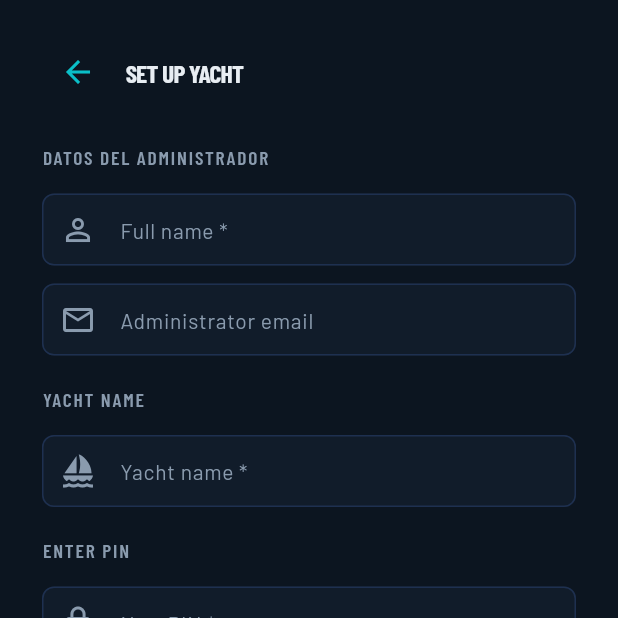
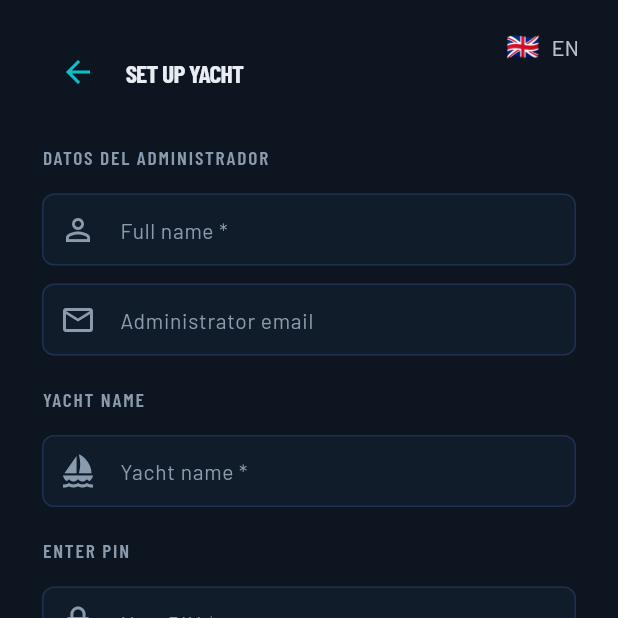
Before and after one commit to vicentellorens-collab/smart_yat, a Flutter app: the screen it shows after launch, after a tap on "SET UP YACHT", on a phone screen of 412 x 824 dp, the top half of it. Run offline on Flutter 3.47's test engine with Material 3 defaults, Android fonts, the light colour scheme and no system bars; our stand-ins replace connectivity_plus, file_picker, flutter_secure_storage, flutter_tts, google_fonts, image_picker and 4 more; accounts and stored records are empty; statements that could not run were skipped.

Commit message:
feat(i18n): Bloque 1 - selector de idioma en login con persistencia de dispositivo

```diff
--- a/lib/main.dart
+++ b/lib/main.dart
@@ -37,6 +37,7 @@
   await appProvider.initialize();
 
   final languageService = LanguageService();
+  await languageService.loadDeviceLanguage();
 
   runApp(
     MultiProvider(
--- a/lib/screens/crew_home.dart
+++ b/lib/screens/crew_home.dart
@@ -20,9 +20,10 @@
 class _CrewHomeState extends State<CrewHome> {
   int _currentIndex = 0;
 
-  void _changeUser() {
+  void _changeUser() async {
     context.read<AppProvider>().logout();
-    context.read<LanguageService>().resetToDefault();
+    await context.read<LanguageService>().resetToDeviceLanguage();
+    if (!mounted) return;
     Navigator.of(context).pushAndRemoveUntil(
       MaterialPageRoute(builder: (_) => const LoginScreen()),
       (_) => false,
--- a/lib/screens/login_screen.dart
+++ b/lib/screens/login_screen.dart
@@ -54,7 +54,9 @@
   @override
   Widget build(BuildContext context) {
     final hasUsers = context.watch<AppProvider>().users.isNotEmpty;
-    return Padding(
+    return Stack(
+      children: [
+        Padding(
           padding: const EdgeInsets.symmetric(horizontal: 32, vertical: 40),
           child: Column(
             mainAxisAlignment: MainAxisAlignment.center,
@@ -106,6 +108,13 @@
               const SizedBox(height: 8),
             ],
           ),
+        ),
+        const Positioned(
+          top: 12,
+          right: 16,
+          child: _LanguagePickerButton(),
+        ),
+      ],
     );
   }
 }
@@ -184,7 +193,9 @@
 
   @override
   Widget build(BuildContext context) {
-    return SingleChildScrollView(
+    return Stack(
+      children: [
+        SingleChildScrollView(
           padding: const EdgeInsets.symmetric(horizontal: 28, vertical: 24),
           child: Column(
             crossAxisAlignment: CrossAxisAlignment.start,
@@ -278,6 +289,13 @@
               ),
             ],
           ),
+        ),
+        const Positioned(
+          top: 12,
+          right: 16,
+          child: _LanguagePickerButton(),
+        ),
+      ],
     );
   }
 }
@@ -512,11 +530,17 @@
   @override
   Widget build(BuildContext context) {
     final users = context.watch<AppProvider>().users;
-
-    if (_selectedUser == null) {
-      return _buildUserPicker(users);
-    }
-    return _buildPinPad();
+    final content = _selectedUser == null ? _buildUserPicker(users) : _buildPinPad();
+    return Stack(
+      children: [
+        content,
+        const Positioned(
+          top: 12,
+          right: 16,
+          child: _LanguagePickerButton(),
+        ),
+      ],
+    );
   }
 
   Widget _buildUserPicker(List<AppUser> users) {
@@ -803,6 +827,69 @@
   }
 }
 
+// ==================== LANGUAGE PICKER ====================
+
+class _LanguagePickerButton extends StatelessWidget {
+  const _LanguagePickerButton();
+
+  @override
+  Widget build(BuildContext context) {
+    final languageService = context.watch<LanguageService>();
+    final current = languageService.currentLanguage;
+    return TextButton.icon(
+      onPressed: () => _showLanguageSheet(context),
+      icon: Text(current['flag']!, style: const TextStyle(fontSize: 18)),
+      label: Text(
+        current['code']!.toUpperCase(),
+        style: AppTheme.label(color: AppTheme.textPrimary.withValues(alpha: 0.8)),
+      ),
+      style: TextButton.styleFrom(
+        padding: const EdgeInsets.symmetric(horizontal: 10, vertical: 6),
+        minimumSize: Size.zero,
+        tapTargetSize: MaterialTapTargetSize.shrinkWrap,
+      ),
+    );
+  }
+
+  void _showLanguageSheet(BuildContext context) {
+    final languageService = context.read<LanguageService>();
+    showModalBottomSheet(
+      context: context,
+      backgroundColor: AppTheme.surface01,
+      shape: const RoundedRectangleBorder(
+        borderRadius: BorderRadius.vertical(top: Radius.circular(16)),
+      ),
+      builder: (sheetCtx) {
+        return SafeArea(
+          child: Column(
+            mainAxisSize: MainAxisSize.min,
+            children: LanguageService.supportedLanguages.map((lang) {
+              final isSelected = lang['code'] == languageService.currentLanguageCode;
+              return ListTile(
+                leading: Text(lang['flag']!, style: const TextStyle(fontSize: 24)),
+                title: Text(
+                  lang['name']!,
+                  style: AppTheme.label(
+                    color: isSelected ? AppTheme.accent : AppTheme.textPrimary,
+                    weight: isSelected ? FontWeight.w700 : FontWeight.w400,
+                  ),
+                ),
+                trailing: isSelected
+                    ? const Icon(Icons.check_circle, color: AppTheme.accent)
+                    : null,
+                onTap: () {
+                  languageService.setDeviceLanguage(lang['code']!);
+                  Navigator.pop(sheetCtx);
+                },
+              );
+            }).toList(),
+          ),
+        );
+      },
+    );
+  }
+}
+
 // ==================== YACHT LOGO ====================
 
 class _YachtLogo extends StatelessWidget {
--- a/lib/screens/manager_home.dart
+++ b/lib/screens/manager_home.dart
@@ -48,9 +48,10 @@
     });
   }
 
-  void _switchProfile() {
+  void _switchProfile() async {
     context.read<AppProvider>().logout();
-    context.read<LanguageService>().resetToDefault();
+    await context.read<LanguageService>().resetToDeviceLanguage();
+    if (!mounted) return;
     Navigator.of(context).pushAndRemoveUntil(
       MaterialPageRoute(builder: (_) => const LoginScreen()),
       (_) => false,
--- a/lib/services/language_service.dart
+++ b/lib/services/language_service.dart
@@ -3,6 +3,7 @@
 
 class LanguageService extends ChangeNotifier {
   static const String _keyPrefix = 'user_language_';
+  static const String _deviceKey = 'device_language';
   static const String _defaultLocale = 'en';
 
   static const List<Map<String, String>> supportedLanguages = [
@@ -35,6 +36,30 @@
         orElse: () => supportedLanguages.first,
       );
 
+  Future<void> loadDeviceLanguage() async {
+    final prefs = await SharedPreferences.getInstance();
+    final savedCode = prefs.getString(_deviceKey);
+    if (savedCode != null && supportedLanguages.any((l) => l['code'] == savedCode)) {
+      _currentLocale = Locale(savedCode);
+    } else {
+      final systemCode =
+          WidgetsBinding.instance.platformDispatcher.locale.languageCode;
+      if (supportedLanguages.any((l) => l['code'] == systemCode)) {
+        _currentLocale = Locale(systemCode);
+      } else {
+        _currentLocale = const Locale(_defaultLocale);
+      }
+    }
+    notifyListeners();
+  }
+
+  Future<void> setDeviceLanguage(String languageCode) async {
+    final prefs = await SharedPreferences.getInstance();
+    await prefs.setString(_deviceKey, languageCode);
+    _currentLocale = Locale(languageCode);
+    notifyListeners();
+  }
+
   Future<void> loadLanguageForUser(String userId) async {
     final prefs = await SharedPreferences.getInstance();
     final savedCode = prefs.getString('$_keyPrefix$userId') ?? _defaultLocale;
@@ -49,6 +74,11 @@
     notifyListeners();
   }
 
+  Future<void> resetToDeviceLanguage() async {
+    await loadDeviceLanguage();
+  }
+
+  // Deprecated: use resetToDeviceLanguage()
   void resetToDefault() {
     _currentLocale = const Locale(_defaultLocale);
     notifyListeners();
```
Also changed, not shown: 1 other file. Lines whose indentation alone changed are shown as unchanged.
